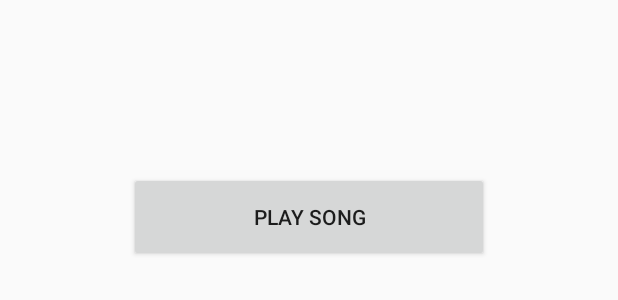
After one commit to GroupProjectCIT/VCA-Project, an Android app: the layout activity_music.xml on its own in the app's theme, with its tools: preview values and no code run, on a phone screen of 412 x 824 dp. The commit adds this screen. Shown: the top 300 px of the screen. Run offline under Robolectric (Android 15) with nearby library versions, the phone set to English and light mode, and no system bars.

Commit message:
Time, Music and Start of Weather
Added the playback of time as well as the playing of music and added activities in preparation for weather

```diff
--- /dev/null
+++ b/CareAssistant/app/src/main/res/layout/activity_music.xml
@@ -0,0 +1,36 @@
+<?xml version="1.0" encoding="utf-8"?>
+<android.support.constraint.ConstraintLayout
+    xmlns:android="http://schemas.android.com/apk/res/android" android:layout_width="match_parent"
+    android:layout_height="match_parent">
+
+    <LinearLayout
+        android:layout_width="match_parent"
+        android:layout_height="match_parent"
+        android:orientation="vertical">
+
+        <TextView
+            android:id="@+id/songTitle"
+            android:layout_width="match_parent"
+            android:layout_height="wrap_content"
+            android:text=""
+            android:textAlignment="center"
+            android:textSize="50sp"
+            android:textStyle="bold" />
+
+        <TextView
+            android:id="@+id/songArtist"
+            android:layout_width="match_parent"
+            android:layout_height="wrap_content"
+            android:textAlignment="center"
+            android:textSize="35sp"
+            android:textStyle="bold" />
+
+        <Button
+            android:id="@+id/playButton"
+            android:layout_width="240dp"
+            android:layout_height="60dp"
+            android:layout_gravity="center_horizontal"
+            android:text="Play Song" />
+    </LinearLayout>
+
+</android.support.constraint.ConstraintLayout>
--- a/CareAssistant/app/src/main/res/menu/activity_home_drawer.xml
+++ b/CareAssistant/app/src/main/res/menu/activity_home_drawer.xml
@@ -20,6 +20,9 @@
             android:id="@+id/music"
             android:title="Play Music" />
         <item
+            android:id="@+id/time"
+            android:title="Play Time" />
+        <item
             android:id="@+id/game"
             android:title="Memory Game" />
     </group>
```
Also changed, not shown: CareAssistant/app/src/main/AndroidManifest.xml (+15 -0 lines), CareAssistant/app/src/main/java/com/example/android/careassistant/HomeActivity.java (+9 -1 lines), CareAssistant/app/src/main/java/com/example/android/careassistant/MusicActivity.java (added, +63 -0 lines), CareAssistant/app/src/main/java/com/example/android/careassistant/TimeActivity.java (added, +72 -0 lines), CareAssistant/app/src/main/java/com/example/android/careassistant/WeatherActivity.java (added, +11 -0 lines), CareAssistant/app/src/main/res/layout/time_activity.xml (added, +28 -0 lines), 1 other file.
